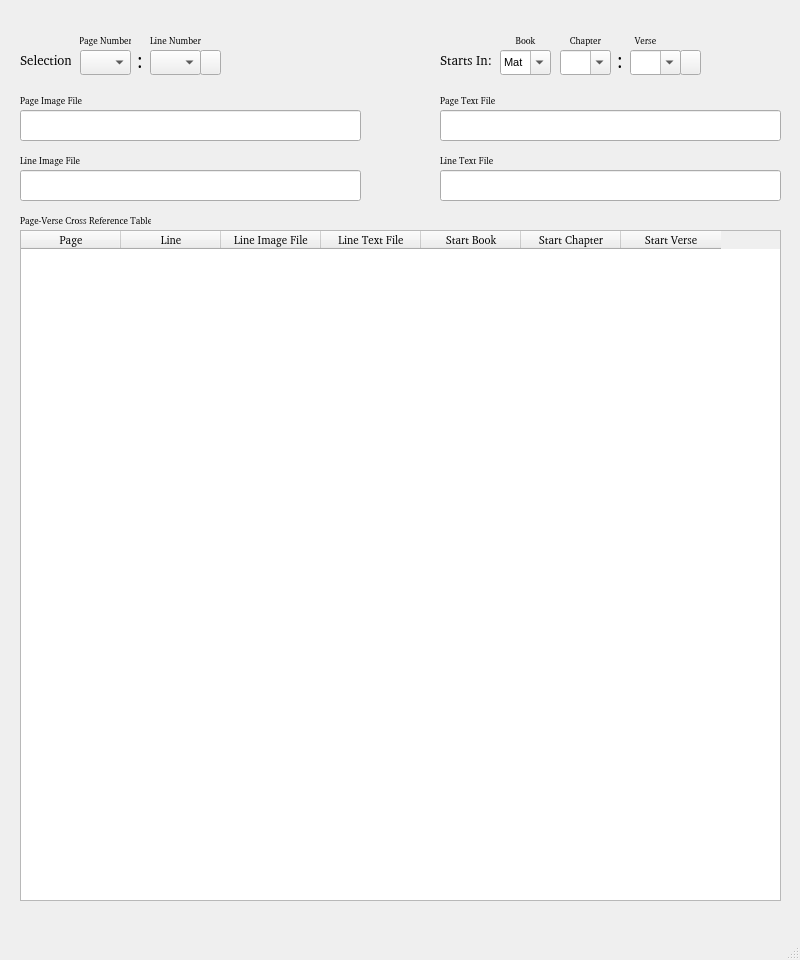
The window that Developer/QtDesignerUI/PageVerseCrossReferenceUI.ui (preachermax/BiblionOCR) describes before a commit, drawn with Qt 5.
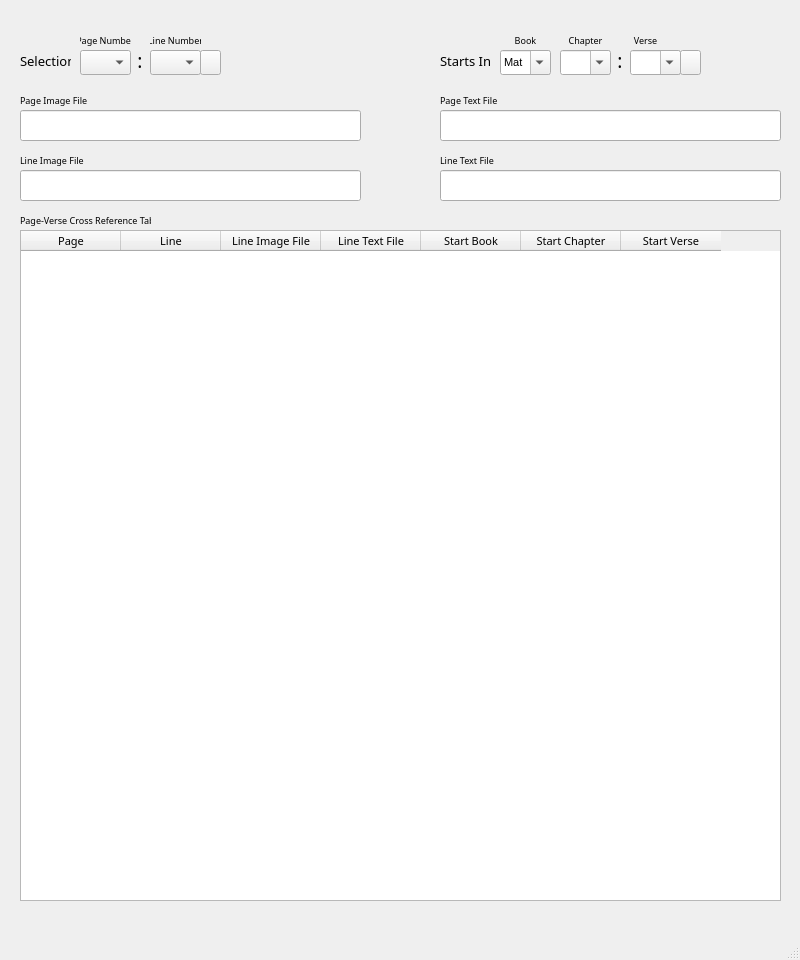
The same window after the commit. Icons and pictures are not drawn.

Commit message: fix(gui): bind chr reference and standardize FROMVS ui font

Patch:
```diff
--- a/Developer/QtDesignerUI/PageVerseCrossReferenceUI.ui
+++ b/Developer/QtDesignerUI/PageVerseCrossReferenceUI.ui
@@ -201,7 +201,7 @@
     </property>
     <property name="font">
      <font>
-      <family>FROMVS [MAXR]</family>
+      <family>FROMVS</family>
       <pointsize>10</pointsize>
      </font>
     </property>
@@ -245,7 +245,7 @@
     </property>
     <property name="font">
      <font>
-      <family>FROMVS [MAXR]</family>
+      <family>FROMVS</family>
       <pointsize>7</pointsize>
      </font>
     </property>
@@ -308,7 +308,7 @@
     </property>
     <property name="font">
      <font>
-      <family>FROMVS [MAXR]</family>
+      <family>FROMVS</family>
       <pointsize>7</pointsize>
      </font>
     </property>
@@ -340,7 +340,7 @@
     </property>
     <property name="font">
      <font>
-      <family>FROMVS [MAXR]</family>
+      <family>FROMVS</family>
       <pointsize>7</pointsize>
      </font>
     </property>
@@ -362,7 +362,7 @@
     </property>
     <property name="font">
      <font>
-      <family>FROMVS [MAXR]</family>
+      <family>FROMVS</family>
       <pointsize>7</pointsize>
      </font>
     </property>
@@ -384,7 +384,7 @@
     </property>
     <property name="font">
      <font>
-      <family>FROMVS [MAXR]</family>
+      <family>FROMVS</family>
       <pointsize>7</pointsize>
      </font>
     </property>
@@ -406,7 +406,7 @@
     </property>
     <property name="font">
      <font>
-      <family>FROMVS [MAXR]</family>
+      <family>FROMVS</family>
       <pointsize>7</pointsize>
      </font>
     </property>
@@ -428,7 +428,7 @@
     </property>
     <property name="font">
      <font>
-      <family>FROMVS [MAXR]</family>
+      <family>FROMVS</family>
       <pointsize>7</pointsize>
      </font>
     </property>
@@ -450,7 +450,7 @@
     </property>
     <property name="font">
      <font>
-      <family>FROMVS [MAXR]</family>
+      <family>FROMVS</family>
       <pointsize>7</pointsize>
      </font>
     </property>
@@ -533,7 +533,7 @@
     </property>
     <property name="font">
      <font>
-      <family>FROMVS [MAXR]</family>
+      <family>FROMVS</family>
       <pointsize>8</pointsize>
      </font>
     </property>
@@ -619,7 +619,7 @@
     </property>
     <property name="font">
      <font>
-      <family>FROMVS [MAXR]</family>
+      <family>FROMVS</family>
       <pointsize>7</pointsize>
      </font>
     </property>
@@ -641,7 +641,7 @@
     </property>
     <property name="font">
      <font>
-      <family>FROMVS [MAXR]</family>
+      <family>FROMVS</family>
       <pointsize>10</pointsize>
      </font>
     </property>
@@ -660,7 +660,7 @@
     </property>
     <property name="font">
      <font>
-      <family>FROMVS [MAXR]</family>
+      <family>FROMVS</family>
       <pointsize>7</pointsize>
      </font>
     </property>
```
The commit also changes 39 other files.
